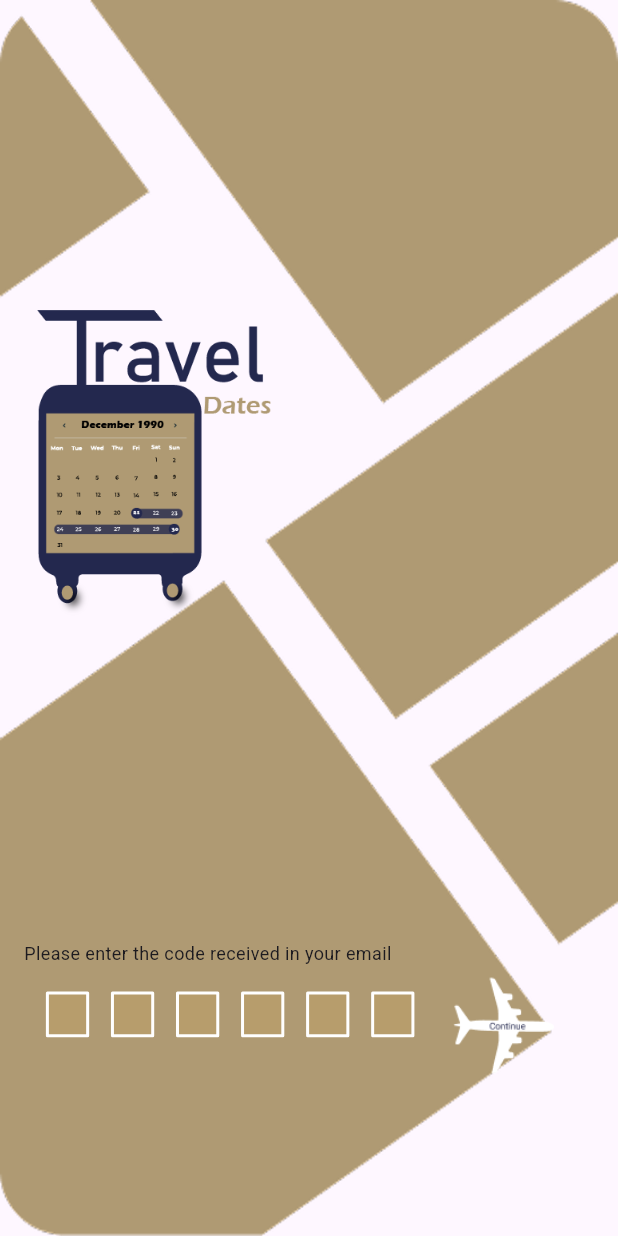
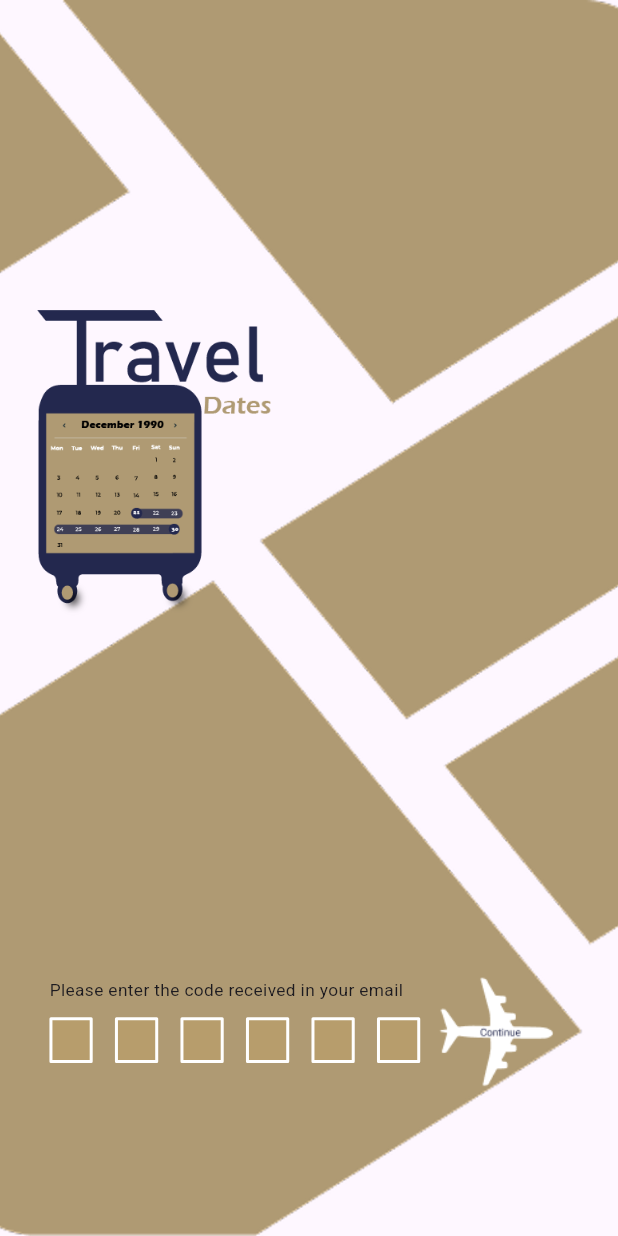
Before and after one commit to hussainahmad402/Travel-Dates-App, a Flutter app: the SignInOtpScreen screen opened directly, on a phone screen of 412 x 824 dp. Run offline on Flutter 3.47's test engine with Material 3 defaults, Android fonts, the phone set to English and light mode, and no system bars; drawn by our look-alikes of pin_code_fields; our stand-ins replace file_picker, geocoding, get, get_storage, google_fonts, google_maps_flutter; accounts and stored records are empty.

Commit message:
fix some responsive issues

```diff
--- a/lib/screens/signin_otp.dart
+++ b/lib/screens/signin_otp.dart
@@ -1,10 +1,7 @@
 import 'package:flutter/material.dart';
 import 'package:pin_code_fields/pin_code_fields.dart';
 import 'package:traveldates/screens/main_screen.dart';
-import 'package:traveldates/screens/notification_screen.dart';
-import 'package:traveldates/screens/profile_screen.dart';
-import 'package:traveldates/screens/settings_screen.dart';
-import 'package:traveldates/screens/trip_detail.dart';
+
 
 class SignInOtpScreen extends StatelessWidget {
   const SignInOtpScreen({super.key});
@@ -14,17 +11,16 @@ class SignInOtpScreen extends StatelessWidget {
     final size = MediaQuery.of(context).size;
 
     return Scaffold(
-      resizeToAvoidBottomInset: true,
-      body: SingleChildScrollView(
-        child: SizedBox(
-          height: size.height,
-          child: Stack(
+      //  resizeToAvoidBottomInset: true,
+      body: Stack(
         children: [
           // Background image
-              Positioned.fill(
+          SizedBox(
+            width: size.width,
+            height: size.height,
             child: Image.asset(
               'assets/splash_screen/splash_screen.png',
-                  fit: BoxFit.fill,
+              fit: BoxFit.cover,
             ),
           ),
 
@@ -45,35 +41,33 @@ class SignInOtpScreen extends StatelessWidget {
           ),
 
           // Instruction text + OTP input + Continue (all in one column)
-              Align(
-                alignment: Alignment.centerLeft,
-                child: Padding(
-                  padding: EdgeInsets.only(
-                    top: size.height * 0.64,
-                    left: size.width * 0.039,
-                    right: size.width * 0.1
-                    // right: size.width * 0.10,
-                  ),
-                  child: Column(
+          Positioned(
+            bottom: size.height * 0.11,
+            left: size.width * 0.08,
+            child: Row(
+              children: [
+                Column(
                   crossAxisAlignment: CrossAxisAlignment.start,
-                    mainAxisAlignment: MainAxisAlignment.center,
+                  //mainAxisAlignment: MainAxisAlignment.center,
                   children: [
-                      const Text(
+                    Padding(
+                      padding: const EdgeInsets.only(bottom: 10.0),
+                      child: Text(
                         "Please enter the code received in your email",
                         style: TextStyle(
-                          fontSize: 12,
+                          fontSize: size.height * 0.014,
+
                           fontWeight: FontWeight.w400,
                         ),
                       ),
+                    ),
                     // const SizedBox(height: 16),
-                      Row(
-                        children: [
-                          Expanded(
+                    SizedBox(
+                      width: size.width * 0.6,
                       child: PinCodeTextField(
                         appContext: context,
                         length: 6,
                         keyboardType: TextInputType.number,
-                              mainAxisAlignment: MainAxisAlignment.spaceEvenly,
                         animationType: AnimationType.fade,
                         autoFocus: false,
                         pinTheme: PinTheme(
@@ -87,7 +81,6 @@ class SignInOtpScreen extends StatelessWidget {
                           inactiveColor: Colors.white,
                           activeColor: Colors.white,
                           selectedColor: Colors.blue,
-                                // borderWidth: 1,
                         ),
                         enableActiveFill: true,
                         onCompleted: (value) {
@@ -96,25 +89,25 @@ class SignInOtpScreen extends StatelessWidget {
                         onChanged: (value) {},
                       ),
                     ),
-                          // const SizedBox(width: 5),
+                  ],
+                ),
+
                 GestureDetector(
-                            onTap: (){
-                              Navigator.pushReplacement(context, MaterialPageRoute(builder: (context)=>MainScreen()));
+                  onTap: () {
+                    Navigator.pushReplacement(
+                      context,
+                      MaterialPageRoute(builder: (context) => MainScreen()),
+                    );
                   },
                   child: Image.asset(
                     'assets/splash_screen/plane.png',
-                              height: 80,
-                            ),
-                          ),
-                        ],
-                      ),
-                    ],
-                  ),
+                    height: 90,
                   ),
                 ),
               ],
             ),
           ),
+        ],
       ),
     );
   }
--- a/lib/screens/travel_document.dart
+++ b/lib/screens/travel_document.dart
@@ -68,8 +68,8 @@ class TravelDocumentScreen extends StatelessWidget {
                                   "Travel\nDocuments",
                                   textAlign: TextAlign.center,
                                   style: GoogleFonts.poppins(
-                                    fontWeight: FontWeight.w400,
-                                    fontSize: 45,
+                                  //  fontWeight: FontWeight.w400,
+                                    fontSize: 55,
                                     color: const Color(0xFFAF9A73),
                                     letterSpacing: 2,
                                     height: 0.97
```
Also changed, not shown: lib/screens/notification_screen.dart (+12 -15 lines), lib/screens/settings_screen.dart (+2 -9 lines), lib/widgets/custom_list_card.dart (+10 -15 lines). Lines whose indentation alone changed are shown as unchanged.
